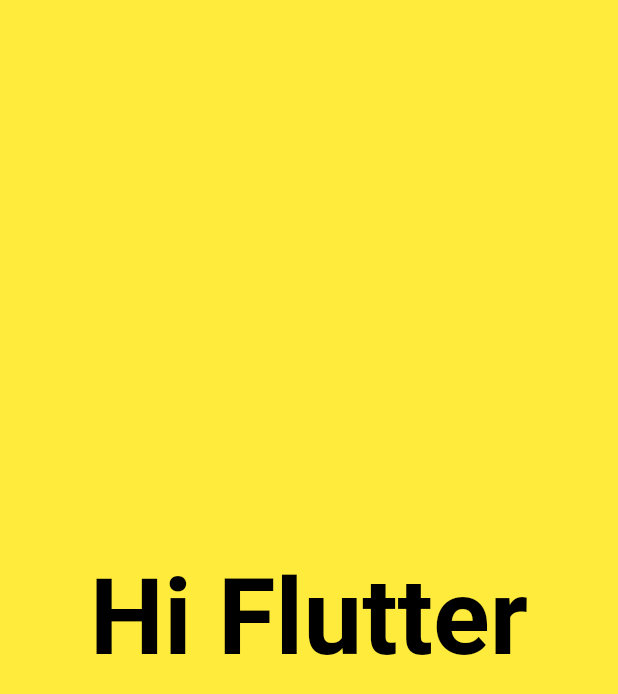
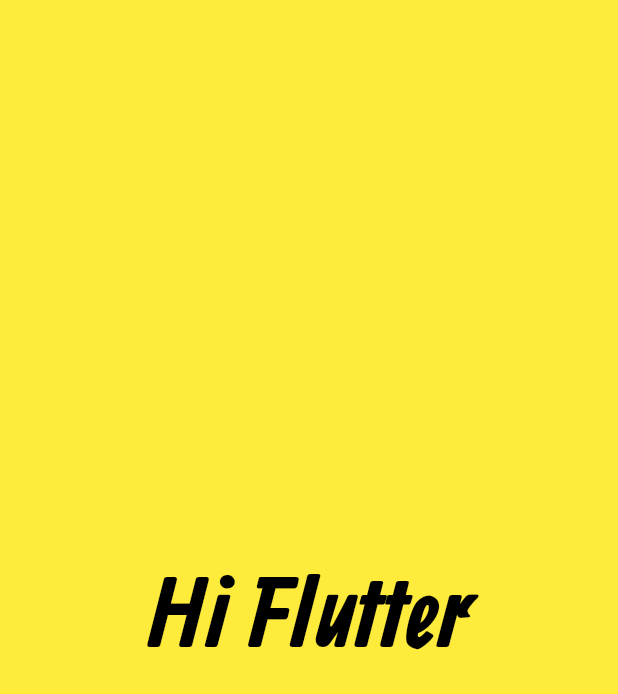
Before and after one commit to EngCoder-Hawraa/Flutter, a Flutter app: the screen it shows after launch, on a phone screen of 412 x 824 dp. Shown: the top 694 px of the screen. Run offline on Flutter 3.47's test engine with Material 2 defaults, Android fonts, the phone set to English and light mode, and no system bars.

Commit message:
Adding font assets to flutter App

```diff
--- a/first_app/lib/layouts/home_screen.dart
+++ b/first_app/lib/layouts/home_screen.dart
@@ -13,8 +13,9 @@ class HomeScreen extends StatelessWidget{
           child: Text("Hi Flutter", textDirection: TextDirection.ltr,
                style: TextStyle(
                    color: Colors.black,
-                   fontWeight: FontWeight.bold,
-                   fontSize: 70
+                   fontSize: 70,
+                   fontFamily: "Ranga",
+                   fontWeight: FontWeight.w700
                ),
         ),
       )
```
